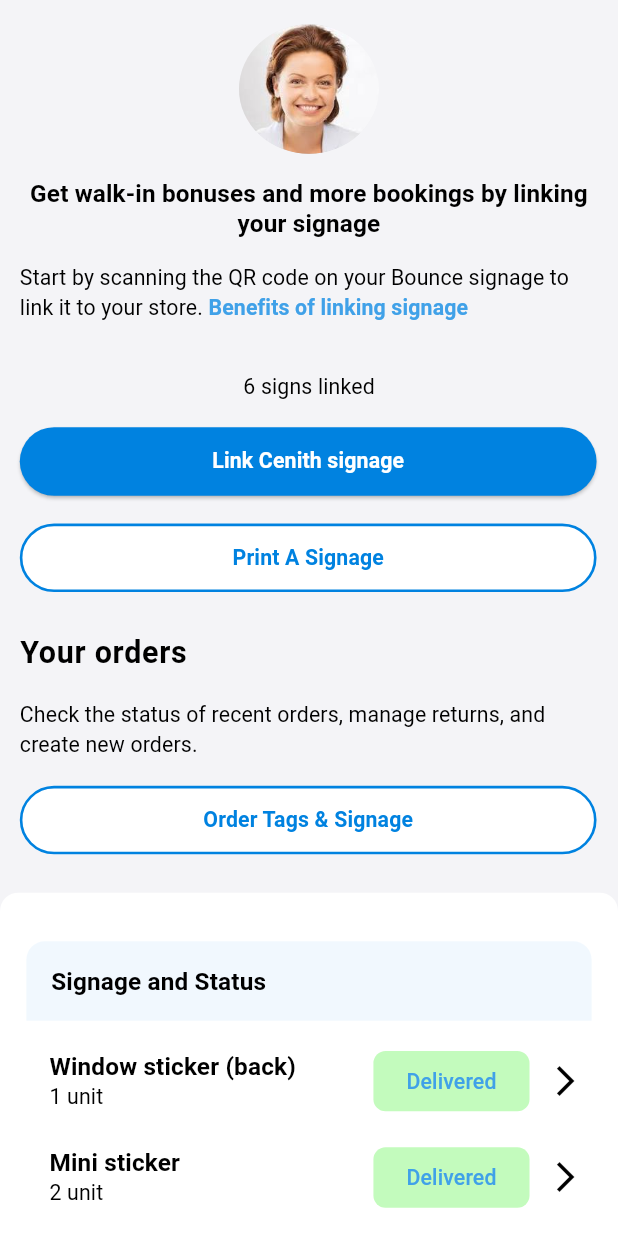
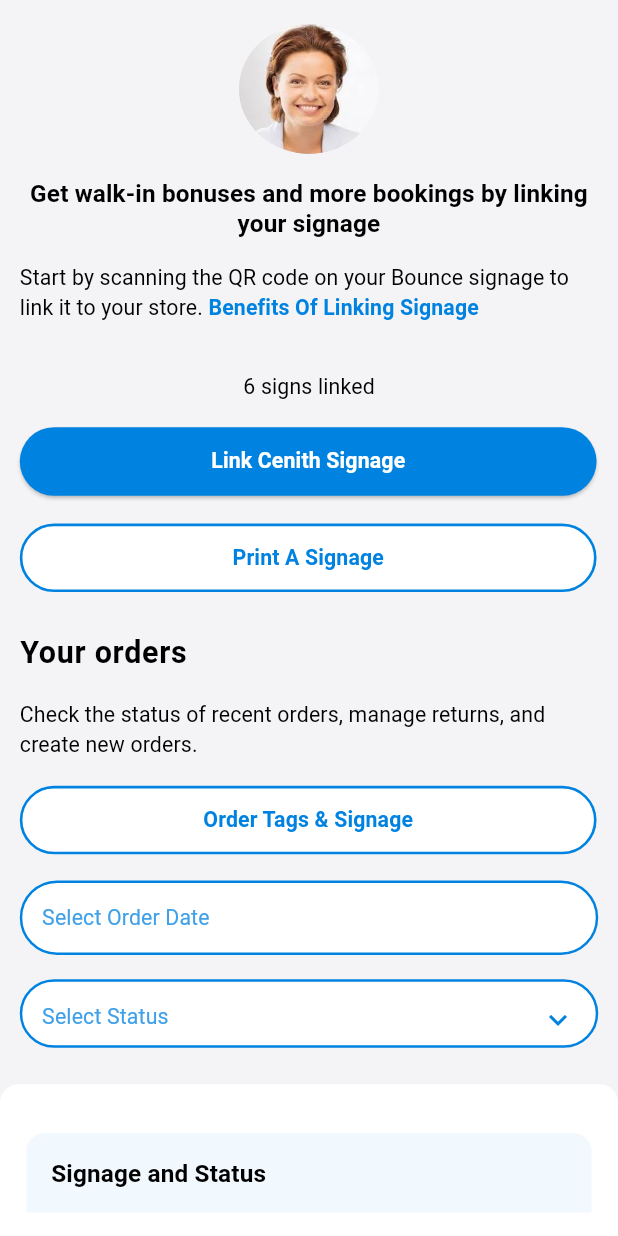
Before and after one commit to sohanthink/cenith-merchant, a Flutter app: the SignageView widget shown alone on an empty page, opened directly, on a phone screen of 412 x 824 dp. Run offline on Flutter 3.47's test engine with Material 3 defaults, Android fonts, the light colour scheme and no system bars; our stand-ins replace dotted_border, fl_chart, flutter_screenutil, flutter_svg, get, image_picker and 3 more; missing offline and left inert: mobile_scanner; project files that could hold a hidden picture were left out.

Commit message:
store view UI update

```diff
--- a/lib/features/home/view/qr_code_scanning_screen.dart
+++ b/lib/features/home/view/qr_code_scanning_screen.dart
@@ -1,15 +1,13 @@
 import 'package:cenith_marchent/core/constants/app_colors.dart';
 import 'package:cenith_marchent/core/constants/asstes_path/icons_path.dart';
-import 'package:cenith_marchent/core/constants/asstes_path/image_paths.dart';
 import 'package:cenith_marchent/core/theme/text_theme.dart';
 import 'package:dotted_border/dotted_border.dart';
 import 'package:flutter/material.dart';
 import 'package:flutter_screenutil/flutter_screenutil.dart';
 import 'package:flutter_svg/flutter_svg.dart';
-import 'package:hive/hive.dart';
 import 'package:logger/logger.dart';
 import 'package:mobile_scanner/mobile_scanner.dart';
-import 'package:dotted_border/dotted_border.dart';
+
 
 class QrCodeScanningScreen extends StatefulWidget {
   const QrCodeScanningScreen({super.key});
--- a/lib/features/store/view/order_tag_and_signage_view.dart
+++ b/lib/features/store/view/order_tag_and_signage_view.dart
@@ -1,5 +1,4 @@
 import 'dart:io';
-import 'dart:typed_data';
 
 import 'package:cenith_marchent/core/constants/app_colors.dart';
 import 'package:cenith_marchent/core/constants/asstes_path/image_paths.dart';
@@ -21,7 +20,7 @@
 
 class _OrderTagAndSignageViewState extends State<OrderTagAndSignageView> {
   final ImagePicker _imagePicker = ImagePicker();
-  List<XFile>?_pickedImages=[];
+  final List<XFile>_pickedImages=[];
 
   @override
   Widget build(BuildContext context) {
--- a/lib/features/store/view/signage_view.dart
+++ b/lib/features/store/view/signage_view.dart
@@ -3,6 +3,7 @@
 import 'package:cenith_marchent/core/theme/text_theme.dart';
 import 'package:cenith_marchent/features/store/view/benefits_of_linking_signage_view.dart';
 import 'package:cenith_marchent/features/store/view/link_bounce_signage.dart';
+import 'package:cenith_marchent/features/store/view/order_tag_and_signage_view.dart';
 import 'package:flutter/gestures.dart';
 import 'package:flutter/material.dart';
 import 'package:flutter_screenutil/flutter_screenutil.dart';
@@ -17,6 +18,64 @@
 }
 
 class _SignageViewState extends State<SignageView> {
+  final List<Map<String, dynamic>> _orders = [
+    {
+      "title": "Window sticker (back)",
+      "unit": "1 unit",
+      "status": "Delivered",
+      "date": DateTime(2025, 9, 20),
+    },
+    {
+      "title": "Mini sticker",
+      "unit": "2 unit",
+      "status": "Pending",
+      "date": DateTime(2025, 9, 21),
+    },
+    {
+      "title": "Window sticker (front)",
+      "unit": "1 unit",
+      "status": "Cancelled",
+      "date": DateTime(2025, 9, 21),
+    },
+    {
+      "title": "Reusable tags",
+      "unit": "1 unit",
+      "status": "Delivered",
+      "date": DateTime(2025, 9, 19),
+    },
+  ];
+  DateTime? _selectedDate;
+  String? _selectedStatus;
+
+  final List<String> _statusList = ["Delivered", "Pending", "Cancelled"];
+
+  Future<void> _picDate() async {
+    final DateTime? picDate = await showDatePicker(
+      context: context,
+      initialDate: _selectedDate ?? DateTime.now(),
+      firstDate: DateTime(2020),
+      lastDate: DateTime(2030),
+    );
+    if (picDate != null) {
+      setState(() {
+        _selectedDate = picDate;
+      });
+    }
+  }
+
+  List<Map<String, dynamic>> _filterOrder() {
+    return _orders.where((order) {
+      final matchDate =
+          _selectedDate == null ||
+              (order['date'].day == _selectedDate!.day &&
+                  order['date'].month == _selectedDate!.month &&
+                  order['date'].year == _selectedDate!.year);
+      final matchStatus =
+          _selectedStatus == null || order['status'] == _selectedStatus;
+      return matchDate && matchStatus;
+    }).toList();
+  }
+
   @override
   Widget build(BuildContext context) {
     return Expanded(
@@ -37,71 +96,141 @@
                     style: fontSize16(context)?.copyWith(
                       fontWeight: FontWeight.bold,
                       letterSpacing: 0.1.sp,
-                      color: Colors.black,
+                      color: Colors.black
                     ),
                   ),
                   space(16),
                   RichText(
                     text: TextSpan(
-                      style: fontSize14(context),
+                      style: fontSize14(context)?.copyWith(
+                          color: Colors.black
+                      ),
                       children: [
                         TextSpan(
                           text:
                           'Start by scanning the QR code on your Bounce signage to link it to your store. ',
-                          style: TextStyle(color: Colors.black),
                         ),
                         TextSpan(
-                          text: 'Benefits of linking signage',
+                          text: 'Benefits Of Linking Signage',
                           style: fontSize14(
                             context,
-                          )?.copyWith(fontWeight: FontWeight.bold),
+                          )?.copyWith(fontWeight: FontWeight.bold,color: AppColors.themColor),
                           recognizer: TapGestureRecognizer()
-                            ..onTap = () => Navigator.pushNamed(
+                            ..onTap = () {
+                              Navigator.pushNamed(
                                 context,
                                 BenefitsOfLinkingSignageView.name,
-                            ),
+                              );
+                            },
                         ),
                       ],
                     ),
                   ),
                   SizedBox(height: 32.h),
                   Center(
-                    child: Text(
-                      '6 signs linked',
-                      style: fontSize14(context)!.copyWith(color: Colors.black),
-                    ),
+                    child: Text('6 signs linked', style: fontSize14(context)?.copyWith(color: Colors.black)),
                   ),
                   SizedBox(height: 16.h),
                   ElevatedButton(
                     onPressed: () =>
                         Navigator.pushNamed(context, LinkBounceSignage.name),
-                    child: Text('Link Cenith signage'),
+                    child: Text('Link Cenith Signage'),
                   ),
                   space(16),
-                  _buildButton(onTap: () {}, buttonName: 'Print A Signage'),
+                  _buildButton(
+                    onTap: () =>
+                        Navigator.pushNamed(context, OrderTagAndSignageView.name),
+                    buttonName: 'Print A Signage',
+                  ),
                   SizedBox(height: 24.h),
                   Text(
                     'Your orders',
-                    style: fontSize20(context)?.copyWith(
-                      fontWeight: FontWeight.bold,
-                      color: Colors.black,
-                    ),
+                    style: fontSize20(
+                      context,
+                    )?.copyWith(fontWeight: FontWeight.bold,color: Colors.black),
                   ),
                   space(16),
                   Text(
                     'Check the status of recent orders, manage returns, and create new orders.',
-                    style: fontSize14(context)!.copyWith(color: Colors.black),
+                    style: fontSize14(context)?.copyWith(color: Colors.black),
                   ),
                   space(16),
-                  _buildButton(
-                    onTap: () {},
-                    buttonName: 'Order Tags & Signage',
-                  ),
+                  _buildButton(onTap: () {}, buttonName: 'Order Tags & Signage'),
+                  space(16),
+
+                  _buildSelectOrderDate(context),
+                  space(16),
+                  _buildSelectStatus(context),
                 ],
               ),
             ),
             SizedBox(height: 24.h),
-            Container(
+            _buildSignateAndStatus(context),
+            _buildPagination(context),
+          ],
+        ),
+      ),
+    );
+  }
+
+  Widget _buildSelectOrderDate(BuildContext context) {
+    return GestureDetector(
+      onTap: _picDate,
+      child: Container(
+        width: double.infinity,
+        padding: EdgeInsets.all(12.w),
+        decoration: BoxDecoration(
+          color: Colors.white,
+          borderRadius: BorderRadius.circular(25.r),
+          border: Border.all(color: AppColors.themColor, width: 1.5.w),
+        ),
+        child: Text(
+          _selectedDate == null
+              ? 'Select Order Date'
+              : '${_selectedDate!.day}-${_selectedDate!.month}-${_selectedDate!.year}',
+          style: fontSize14(context),
+        ),
+      ),
+    );
+  }
+
+  Widget _buildSelectStatus(BuildContext context) {
+    return Container(
+      width: double.infinity,
+      height: 45.h,
+      padding: EdgeInsets.all(12.w),
+      decoration: BoxDecoration(
+        color: Colors.white,
+        borderRadius: BorderRadius.circular(25.r),
+        border: Border.all(color: AppColors.themColor, width: 1.5.w),
+      ),
+      child: DropdownButtonHideUnderline(
+        child: DropdownButton<String>(
+          value: _selectedStatus,
+          isExpanded: true,
+          icon: Icon(
+            Icons.keyboard_arrow_down_sharp,
+            color: AppColors.themColor,
+          ),
+          hint: Text('Select Status', style: fontSize14(context)),
+          items: _statusList.map((status) {
+            return DropdownMenuItem(
+              child: Text(status, style: fontSize14(context)),
+              value: status,
+            );
+          }).toList(),
+          onChanged: (value) {
+            setState(() {
+              _selectedStatus = value;
+            });
+          },
+        ),
+      ),
+    );
+  }
+
+  Widget _buildSignateAndStatus(BuildContext context) {
+    return Container(
       width: double.infinity,
       padding: EdgeInsets.only(bottom: 20.h),
       decoration: BoxDecoration(
@@ -125,83 +254,56 @@
               ),
               child: Text(
                 'Signage and Status',
-                        style: fontSize16(context)?.copyWith(
-                          fontWeight: FontWeight.bold,
-                          letterSpacing: 0.1.sp,
-                          color: Colors.black,
-                        ),
+                style: fontSize16(
+                  context,
+                )?.copyWith(fontWeight: FontWeight.bold, letterSpacing: 0.1.sp,color: Colors.black),
               ),
             ),
           ),
           space(16),
-                  _buildSignageAndStatus(
+          ..._filterOrder().map((order) {
+            return Padding(
+              padding: EdgeInsets.only(bottom: 16.h),
+              child: _buildSignageAndStatus(
                 context,
-                    signageTitle: 'Window sticker (back)',
-                    unit: '1 unit',
-                    status: 'Delivered',
+                signageTitle: order['title'] as String,
+                unit: order['unit'] as String,
+                status: order['status'] as String,
                 onTap: () {},
               ),
-                  space(16),
-                  _buildSignageAndStatus(
-                    context,
-                    signageTitle: 'Mini sticker',
-                    unit: '2 unit',
-                    status: 'Delivered',
-                    onTap: () {},
-                  ),
-                  space(16),
-                  _buildSignageAndStatus(
-                    context,
-                    signageTitle: 'Window sticker (front)',
-                    unit: '1 unit',
-                    status: 'Delivered',
-                    onTap: () {},
-                  ),
-                  space(16),
-                  _buildSignageAndStatus(
-                    context,
-                    signageTitle: 'Reusable tags',
-                    unit: '1 unit',
-                    status: 'Delivered',
-                    onTap: () {},
-                  ),
+            );
+          }),
         ],
       ),
-            ),
-            Container(
+    );
+  }
+
+  Widget _buildPagination(BuildContext context) {
+    return Container(
+      padding: EdgeInsets.only(right: 16.w),
       color: Colors.blue.shade100.withOpacity(0.2),
       child: Row(
+        mainAxisAlignment: MainAxisAlignment.spaceBetween,
         children: [
           Row(
             children: [
               IconButton(
                 onPressed: () {},
-                        icon: Icon(
-                          Icons.arrow_back,
-                          color: AppColors.midLightBlue,
-                        ),
+                icon: Icon(Icons.arrow_back, color: AppColors.midLightBlue),
               ),
               Text('Previous', style: fontSize14(context)),
             ],
           ),
-                  SizedBox(width: 190.w),
           Row(
             children: [
               IconButton(
                 onPressed: () {},
-                        icon: Icon(
-                          Icons.arrow_forward,
-                          color: AppColors.midLightBlue,
-                        ),
+                icon: Icon(Icons.arrow_forward, color: AppColors.midLightBlue),
               ),
               Text('Next', style: fontSize14(context)),
             ],
           ),
         ],
-              ),
-            ),
-          ],
-        ),
       ),
     );
   }
@@ -251,7 +353,7 @@
       required VoidCallback onTap,
     }) {
   return Padding(
-    padding: EdgeInsets.only(left: 30.0.w, right: 10.w),
+    padding: EdgeInsets.symmetric(horizontal: 20.0.w),
     child: Row(
       children: [
         Column(
@@ -259,16 +361,11 @@
           children: [
             Text(
               signageTitle,
-              style: fontSize16(context)?.copyWith(
-                color: Colors.black,
-                fontWeight: FontWeight.bold,
-                letterSpacing: 0.1.sp,
+              style: fontSize16(
+                context,
+              )?.copyWith(fontWeight: FontWeight.bold, letterSpacing: 0.1.sp,color: Colors.black),
             ),
-            ),
-            Text(
-              unit,
-              style: fontSize14(context)!.copyWith(color: Colors.black),
-            ),
+            Text(unit, style: fontSize14(context)),
           ],
         ),
         Spacer(),
@@ -287,7 +384,7 @@
             status,
             style: fontSize14(
               context,
-            )?.copyWith(fontWeight: FontWeight.w500, letterSpacing: 0.1.sp),
+            )?.copyWith(fontWeight: FontWeight.w500, letterSpacing: 0.1.sp,),
           ),
         ),
         IconButton(onPressed: onTap, icon: Icon(Icons.arrow_forward_ios)),
--- a/pubspec.yaml
+++ b/pubspec.yaml
@@ -27,6 +27,7 @@
   fl_chart: ^1.1.1
   dotted_border: ^3.1.0
   image_picker: ^1.2.0
+  logger: ^2.6.1
 
 
 dev_dependencies:
```
Lines whose indentation alone changed are shown as unchanged.
